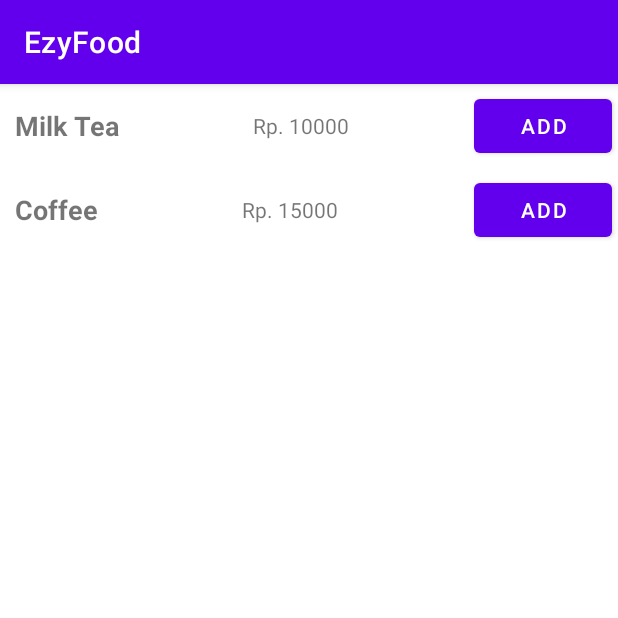
After one commit to vincentzhangz/EzyFood, an Android app: the DrinksActivity screen opened directly, with no data from a screen before it, on a phone screen of 412 x 824 dp, the top half of it. The commit adds this screen. Run offline under Robolectric (Android 15) with nearby library versions, the phone set to English and light mode, and no system bars.

Commit message:
add drinks view and my order view

```diff
--- a/app/src/main/AndroidManifest.xml
+++ b/app/src/main/AndroidManifest.xml
@@ -9,6 +9,8 @@
         android:roundIcon="@mipmap/ic_launcher_round"
         android:supportsRtl="true"
         android:theme="@style/Theme.EzyFood">
+        <activity android:name=".MyOrderActivity"></activity>
+        <activity android:name=".DrinksActivity" />
         <activity android:name=".MainActivity">
             <intent-filter>
                 <action android:name="android.intent.action.MAIN" />
--- /dev/null
+++ b/app/src/main/java/com/vincentzhangz/ezyfood/DrinksActivity.java
@@ -0,0 +1,35 @@
+package com.vincentzhangz.ezyfood;
+
+import android.os.Bundle;
+
+import androidx.appcompat.app.AppCompatActivity;
+import androidx.recyclerview.widget.LinearLayoutManager;
+import androidx.recyclerview.widget.RecyclerView;
+
+import com.vincentzhangz.ezyfood.models.Drink;
+
+import java.util.Vector;
+
+public class DrinksActivity extends AppCompatActivity {
+    RecyclerView drinksRecyclerView;
+    Vector<Drink> drinks;
+
+    @Override
+    protected void onCreate(Bundle savedInstanceState) {
+        super.onCreate(savedInstanceState);
+        setContentView(R.layout.activity_drinks);
+        drinksRecyclerView = findViewById(R.id.drinks_recycler_view);
+
+        drinks = new Vector<>();
+        initData();
+        DrinksAdapter adapter = new DrinksAdapter(this, drinks);
+        drinksRecyclerView.setAdapter(adapter);
+        drinksRecyclerView.setLayoutManager(new LinearLayoutManager(this));
+    }
+
+
+    private void initData() {
+        drinks.add(new Drink("Milk Tea", 10000));
+        drinks.add(new Drink("Coffee", 15000));
+    }
+}
--- /dev/null
+++ b/app/src/main/java/com/vincentzhangz/ezyfood/DrinksAdapter.java
@@ -0,0 +1,75 @@
+package com.vincentzhangz.ezyfood;
+
+import android.content.Context;
+import android.view.LayoutInflater;
+import android.view.View;
+import android.view.ViewGroup;
+import android.widget.Button;
+import android.widget.TextView;
+
+import androidx.annotation.NonNull;
+import androidx.recyclerview.widget.RecyclerView;
+
+import com.vincentzhangz.ezyfood.models.Drink;
+import com.vincentzhangz.ezyfood.models.Product;
+
+import java.util.Vector;
+
+public class DrinksAdapter extends RecyclerView.Adapter<DrinksAdapter.DrinksViewHolder> {
+
+    Vector<Drink> drinks;
+    Context context;
+
+    public DrinksAdapter(Context context, Vector<Drink> drinks) {
+        this.context = context;
+        this.drinks = drinks;
+    }
+
+
+    @NonNull
+    @Override
+    public DrinksViewHolder onCreateViewHolder(@NonNull ViewGroup parent, int viewType) {
+        LayoutInflater inflater = LayoutInflater.from(context);
+        View view = inflater.inflate(R.layout.drinks_item, parent, false);
+        return new DrinksViewHolder(view);
+    }
+
+    @Override
+    public void onBindViewHolder(@NonNull DrinksViewHolder holder, int position) {
+        holder.name.setText(drinks.get(position).getName());
+        holder.price.setText("Rp. " + drinks.get(position).getPrice());
+        holder.add.setOnClickListener(v -> {
+            int idx = -1;
+            for (int i = 0; i < MainActivity.myOrder.size(); i++) {
+                if (MainActivity.myOrder.get(i).getName().equals(drinks.get(position).getName())) {
+                    idx = i;
+                }
+            }
+
+            if (idx == -1) {
+                Product p = drinks.get(position);
+                p.setQuantity(1);
+                MainActivity.myOrder.add(p);
+            } else {
+                MainActivity.myOrder.get(idx).setQuantity(MainActivity.myOrder.get(idx).getQuantity() + 1);
+            }
+        });
+    }
+
+    @Override
+    public int getItemCount() {
+        return drinks.size();
+    }
+
+    public class DrinksViewHolder extends RecyclerView.ViewHolder {
+        TextView name, price;
+        Button add;
+
+        public DrinksViewHolder(@NonNull View itemView) {
+            super(itemView);
+            name = itemView.findViewById(R.id.drink_name);
+            price = itemView.findViewById(R.id.drink_price);
+            add = itemView.findViewById(R.id.drink_add_to_cart);
+        }
+    }
+}
--- /dev/null
+++ b/app/src/main/java/com/vincentzhangz/ezyfood/models/Drink.java
@@ -0,0 +1,7 @@
+package com.vincentzhangz.ezyfood.models;
+
+public class Drink extends Product {
+    public Drink(String name, Integer price) {
+        super(name, price);
+    }
+}
--- /dev/null
+++ b/app/src/main/java/com/vincentzhangz/ezyfood/models/Product.java
@@ -0,0 +1,36 @@
+package com.vincentzhangz.ezyfood.models;
+
+public class Product {
+    private String name;
+    private Integer price;
+    private Integer quantity = 0;
+
+    public Product(String name, Integer price) {
+        this.name = name;
+        this.price = price;
+    }
+
+    public String getName() {
+        return name;
+    }
+
+    public void setName(String name) {
+        this.name = name;
+    }
+
+    public Integer getPrice() {
+        return price;
+    }
+
+    public void setPrice(Integer price) {
+        this.price = price;
+    }
+
+    public Integer getQuantity() {
+        return quantity;
+    }
+
+    public void setQuantity(Integer quantity) {
+        this.quantity = quantity;
+    }
+}
--- /dev/null
+++ b/app/src/main/res/layout/activity_drinks.xml
@@ -0,0 +1,14 @@
+<?xml version="1.0" encoding="utf-8"?>
+<RelativeLayout xmlns:android="http://schemas.android.com/apk/res/android"
+    xmlns:tools="http://schemas.android.com/tools"
+    android:layout_width="match_parent"
+    android:layout_height="match_parent"
+    tools:context=".DrinksActivity">
+
+    <androidx.recyclerview.widget.RecyclerView
+        android:id="@+id/drinks_recycler_view"
+        android:layout_width="match_parent"
+        android:layout_height="match_parent">
+
+    </androidx.recyclerview.widget.RecyclerView>
+</RelativeLayout>
--- /dev/null
+++ b/app/src/main/res/layout/drinks_item.xml
@@ -0,0 +1,34 @@
+<?xml version="1.0" encoding="utf-8"?>
+<LinearLayout xmlns:android="http://schemas.android.com/apk/res/android"
+    android:layout_width="match_parent"
+    android:layout_height="wrap_content"
+    android:gravity="center"
+    android:orientation="horizontal">
+
+
+    <TextView
+        android:id="@+id/drink_name"
+        android:layout_width="wrap_content"
+        android:layout_height="wrap_content"
+        android:layout_weight="2"
+        android:padding="10dp"
+        android:text="Name"
+        android:textSize="8pt"
+        android:textStyle="bold" />
+
+    <TextView
+        android:id="@+id/drink_price"
+        android:layout_width="wrap_content"
+        android:layout_height="wrap_content"
+        android:layout_weight="2"
+        android:padding="10dp"
+        android:text="Price" />
+
+    <Button
+        android:id="@+id/drink_add_to_cart"
+        android:layout_width="wrap_content"
+        android:layout_height="wrap_content"
+        android:layout_margin="4dp"
+        android:layout_weight="0.1"
+        android:text="@string/add_to_cart" />
+</LinearLayout>
--- a/app/src/main/res/values/strings.xml
+++ b/app/src/main/res/values/strings.xml
@@ -1,3 +1,9 @@
 <resources>
     <string name="app_name">EzyFood</string>
+    <string name="drinks">Drinks</string>
+    <string name="snacks">Snacks</string>
+    <string name="foods">Foods</string>
+    <string name="top_up">Top Up</string>
+    <string name="my_order">My Order</string>
+    <string name="add_to_cart">Add</string>
 </resources>
```
Also changed, not shown: app/build.gradle (+6 -6 lines), app/src/main/java/com/vincentzhangz/ezyfood/MainActivity.java (+27 -1 lines), app/src/main/java/com/vincentzhangz/ezyfood/MyOrderActivity.java (added, +23 -0 lines), app/src/main/java/com/vincentzhangz/ezyfood/MyOrderAdapter.java (added, +56 -0 lines), app/src/main/java/com/vincentzhangz/ezyfood/utils/Utility.java (added, +17 -0 lines), app/src/main/res/layout/activity_main.xml (+41 -9 lines), app/src/main/res/layout/activity_my_order.xml (added, +23 -0 lines), app/src/main/res/layout/my_order_item.xml (added, +36 -0 lines), 3 other files.
